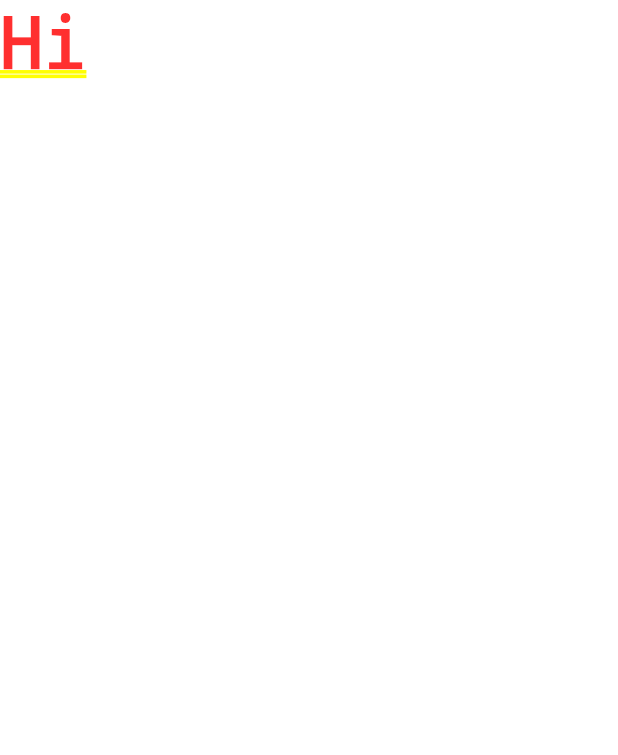
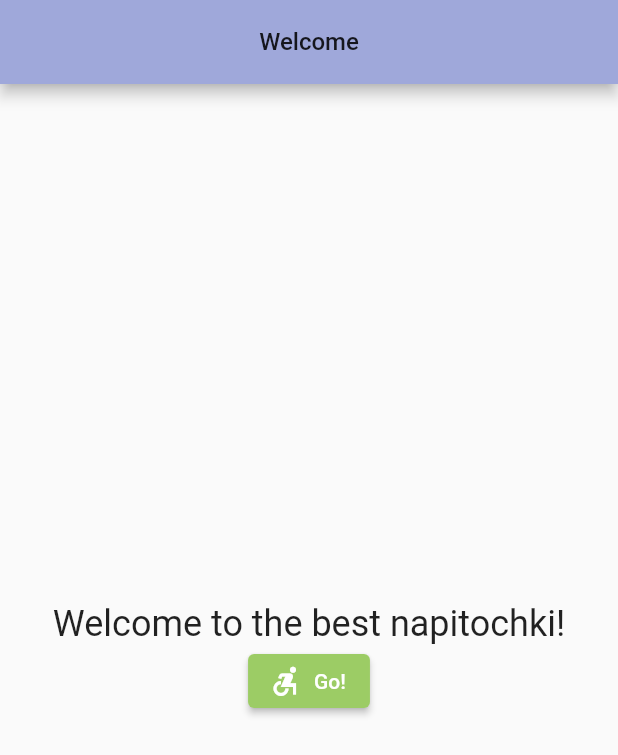
Before and after one commit to alisondraV/napitochki, a Flutter app: the screen it shows after launch, on a phone screen of 412 x 824 dp. Shown: the top 755 px of the screen. Run offline on Flutter 3.47's test engine with Material 2 defaults, Android fonts, the phone set to English and light mode, and no system bars.

Commit message:
Add welcome and list pages

```diff
--- a/lib/main.dart
+++ b/lib/main.dart
@@ -1,5 +1,136 @@
 import 'package:flutter/material.dart';
 
 void main() {
-  runApp(MaterialApp(home: Text('Hi')));
+  runApp(Napitochki());
 }
+
+class Napitochki extends StatelessWidget {
+  const Napitochki({Key? key}) : super(key: key);
+
+  @override
+  Widget build(BuildContext context) {
+    return MaterialApp(
+      title: 'Best napitochki',
+      theme: ThemeData(
+          primaryColor: Colors.indigo[200],
+          accentColor: Colors.lightGreen[400],
+          elevatedButtonTheme: ElevatedButtonThemeData(
+            style: ButtonStyle(
+                backgroundColor:
+                MaterialStateProperty.all(Colors.lightGreen[400])),
+          )),
+      home: Navigator(
+        initialRoute: WelcomePage.route,
+        onGenerateRoute: (settings) {
+          switch (settings.name) {
+            case WelcomePage.route:
+              return MaterialPageRoute(builder: (_) => WelcomePage());
+            case ListViewPage.route:
+              return MaterialPageRoute(builder: (_) => ListViewPage());
+          }
+        },
+      ),
+    );
+  }
+}
+
+class WelcomePage extends StatelessWidget {
+  const WelcomePage({Key? key}) : super(key: key);
+  static const String route = 'welcome';
+
+  goToListView(BuildContext context) {
+    Navigator.pushNamed(context, ListViewPage.route);
+  }
+
+  @override
+  Widget build(BuildContext context) {
+    return Scaffold(
+      appBar: AppBar(
+        centerTitle: true,
+        title: Text(
+          'Welcome',
+          style: TextStyle(fontSize: 16),
+        ),
+      ),
+      body: Center(
+        child: Column(
+          mainAxisAlignment: MainAxisAlignment.center,
+          children: [
+            Text(
+              'Welcome to the best napitochki!',
+              style: TextStyle(fontSize: 24),
+            ),
+            ElevatedButton.icon(
+              onPressed: () => goToListView(context),
+              icon: Icon(Icons.accessible_forward_sharp),
+              label: Text('Go!'),
+            )
+          ],
+        ),
+      ),
+    );
+  }
+}
+
+class ListViewPage extends StatefulWidget {
+  const ListViewPage({Key? key}) : super(key: key);
+  static const String route = 'list-view';
+
+  @override
+  _ListViewPageState createState() => _ListViewPageState();
+}
+
+class _ListViewPageState extends State<ListViewPage> {
+  List<String> _napitochki = [];
+
+  addNewNapitochek(String name) {
+    setState(() {
+      _napitochki.add(name);
+    });
+  }
+
+  removeNapitochek(String name) {
+    setState(() {
+      _napitochki.remove(name);
+    });
+  }
+
+  @override
+  Widget build(BuildContext context) {
+    return Scaffold(
+      appBar: AppBar(
+        centerTitle: true,
+        title: Text(
+          'List View',
+          style: TextStyle(fontSize: 16),
+        ),
+      ),
+      body: Center(
+        child: Column(
+          children: [
+            Padding(
+              padding: const EdgeInsets.all(10.0),
+              child: TextField(
+                onSubmitted: addNewNapitochek,
+              ),
+            ),
+            Expanded(
+              child: ListView.builder(
+                itemCount: _napitochki.length,
+                itemBuilder: (_, index) {
+                  return Dismissible(
+                    key: Key(_napitochki[index]),
+                    child: ListTile(
+                      title: Text(_napitochki[index]),
+                    ),
+                    onDismissed: (_) => removeNapitochek(_napitochki[index]),
+                  );
+                },
+              ),
+            )
+          ],
+        ),
+      ),
+    );
+  }
+}
```
